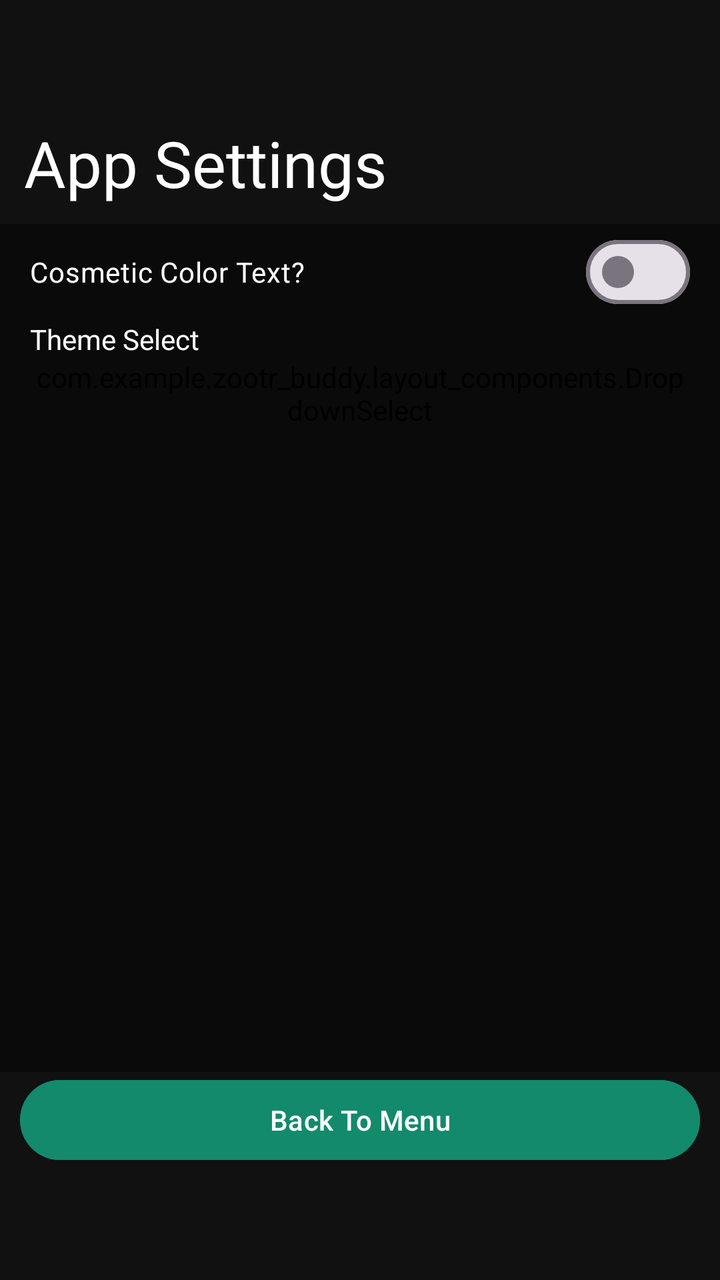
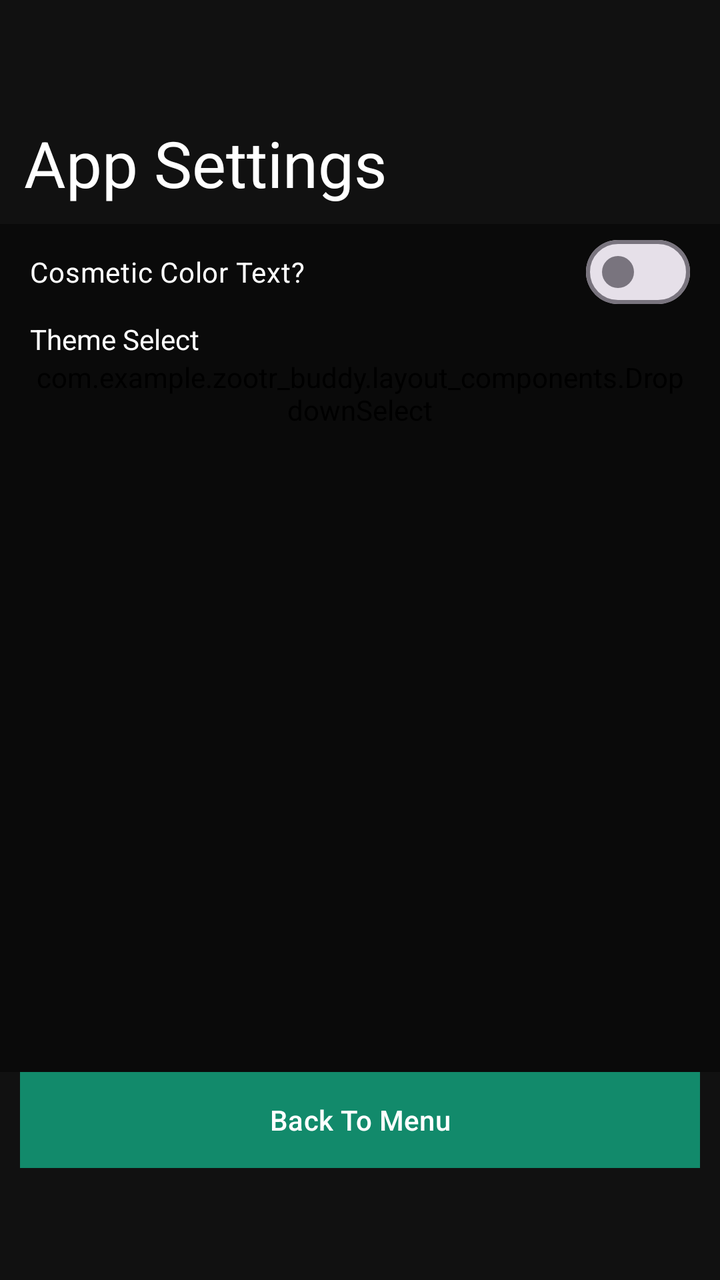

An Android layout rendered at two revisions. The XML below is the earlier revision; the diff shows what the commit changed to produce the second picture.
<!-- AndroidManifest.xml: application theme Theme.ZOoTRBuddy -->
<!-- res/layout/app_settings.xml -->
<?xml version="1.0" encoding="utf-8"?>
<LinearLayout xmlns:android="http://schemas.android.com/apk/res/android"
    xmlns:app="http://schemas.android.com/apk/res-auto"
    android:layout_width="match_parent"
    android:layout_height="match_parent"
    android:background="?attr/backgroundSecondary"
    android:backgroundTint="?attr/backgroundSecondary"
    android:orientation="vertical">

    <FrameLayout
        android:layout_width="match_parent"
        android:layout_height="wrap_content"
        android:background="?attr/backgroundSecondary"
        android:clickable="false"
        android:focusable="false">

        <View
            android:layout_width="match_parent"
            android:layout_height="112dp"
            android:layout_gravity="top"
            android:background="?attr/backgroundSecondary" />

        <TextView
            android:id="@+id/textView2"
            android:layout_width="wrap_content"
            android:layout_height="wrap_content"
            android:background="@android:color/transparent"
            android:paddingLeft="12dp"
            android:paddingTop="60dp"
            android:text="App Settings"
            android:textColor="?attr/android:textColorPrimary"
            android:textSize="32sp" />

    </FrameLayout>

    <ScrollView
        android:id="@+id/appSettingsPanelScrollView"
        android:layout_width="match_parent"
        android:layout_height="0dp"
        android:layout_weight="8"
        android:background="?attr/android:background">

        <LinearLayout
            android:id="@+id/appSettingsPanel"
            android:layout_width="match_parent"
            android:layout_height="wrap_content"
            android:background="@android:color/transparent"
            android:orientation="vertical"
            android:paddingHorizontal="15dp">

            <com.google.android.material.materialswitch.MaterialSwitch
                android:id="@+id/CosmeticTextSwitch"
                android:layout_width="match_parent"
                android:layout_height="wrap_content"
                android:text="Cosmetic Color Text?"
                android:textColor="?attr/android:textColorPrimary" />

            <LinearLayout
                android:layout_width="match_parent"
                android:layout_height="match_parent"
                android:background="@android:color/transparent"
                android:orientation="vertical">

                <TextView
                    android:id="@+id/ThemeSelectLabel"
                    android:layout_width="match_parent"
                    android:layout_height="wrap_content"
                    android:background="@android:color/transparent"
                    android:backgroundTint="@android:color/transparent"
                    android:text="Theme Select"
                    android:textColor="?attr/android:textColorPrimary" />

                <com.example.zootr_buddy.layout_components.DropdownSelect
                    android:id="@+id/ThemeSelect"
                    android:layout_width="match_parent"
                    android:layout_height="match_parent" />
            </LinearLayout>

        </LinearLayout>
    </ScrollView>

    <LinearLayout
        android:id="@+id/appSettingsFooter"
        android:layout_width="match_parent"
        android:layout_height="wrap_content"
        android:background="?attr/backgroundSecondary"
        android:paddingHorizontal="10dp"
        android:paddingBottom="56dp">

        <Button
            android:id="@+id/appSettingsBackButton"
            android:layout_width="wrap_content"
            android:layout_height="wrap_content"
            android:layout_weight="1"
            android:backgroundTint="?attr/android:colorPrimary"
            android:text="Back To Menu"
            android:textColor="?attr/primaryButtonTextColor" />

    </LinearLayout>
</LinearLayout>
<!-- resources referenced by this layout -->
<resources>
  <style name="Theme.ZOoTRBuddy" parent="Theme.Material3.Light">
          <item name="hintTextColor">@color/gray_100</item>
          <item name="android:colorSecondary">@color/blue</item>
          <item name="android:textColorSecondary">@color/white</item>
          <item name="primaryButtonTextColor">@color/white</item>
          <item name="secondaryButtonTextColor">@color/white</item>
          <item name="android:colorPrimary">@color/sea_green</item>
          <item name="colorPrimary">@color/sea_green</item>
          <item name="android:textColor">@color/white</item>
          <item name="android:textColorPrimary">@color/white</item>
          <item name="android:background">@color/gray_700</item>
          <item name="backgroundSecondary">@color/gray_500</item>
          <item name="android:textColorHint">@color/gray_100</item>
          <item name="android:dropDownListViewStyle">@style/DropdownWithHorizontalDivider</item>
          <item name="tooltipBackground">@color/gray_700</item>
      </style>
  <color name="gray_100">#B3B3B3</color>
  <color name="blue">#052F5F</color>
  <color name="white">#FFFFFFFF</color>
  <color name="sea_green">#128A6B</color>
  <color name="gray_700">#0A0A0A</color>
  <color name="gray_500">#111111</color>
  <style name="DropdownWithHorizontalDivider" parent="android:Widget.ListView.DropDown">
          <item name="android:divider">@color/gray_100</item>
          <item name="android:dividerHeight">1dp</item>
      </style>
</resources>

<!-- the commit's change to res/layout/app_settings.xml (unified diff, before → after) -->
@@ -50,6 +50,7 @@
 
             <com.google.android.material.materialswitch.MaterialSwitch
                 android:id="@+id/CosmeticTextSwitch"
+                android:background="@drawable/focus_outline_transparent"
                 android:layout_width="match_parent"
                 android:layout_height="wrap_content"
                 android:text="Cosmetic Color Text?"
@@ -92,7 +93,7 @@
             android:layout_width="wrap_content"
             android:layout_height="wrap_content"
             android:layout_weight="1"
-            android:backgroundTint="?attr/android:colorPrimary"
+            android:background="@drawable/focus_outline_primary"
             android:text="Back To Menu"
             android:textColor="?attr/primaryButtonTextColor" />
 
<!-- resource entries referenced after the edit -->
@@ -1,5 +1,45 @@
 <!-- resources referenced by this layout -->
 <resources>
+  <!-- drawable focus_outline_primary (drawable) -->
+  <?xml version="1.0" encoding="utf-8"?>
+  <selector xmlns:android="http://schemas.android.com/apk/res/android">
+      <item android:state_focused="true">
+          <shape android:shape="rectangle">
+              <solid android:color="?attr/android:colorPrimary"/>
+              <stroke android:width="3dp" android:color="?attr/focusOutline"/>
+          </shape>
+      </item>
+  
+      <item>
+          <shape android:shape="rectangle">
+              <solid android:color="?attr/android:colorPrimary"/>
+              <stroke android:width="0dp" android:color="@android:color/transparent"/>
+          </shape>
+      </item>
+  </selector>
+  <!-- drawable focus_outline_transparent (drawable) -->
+  <?xml version="1.0" encoding="utf-8"?>
+  <selector xmlns:android="http://schemas.android.com/apk/res/android">
+      <item android:state_selected="true">
+          <shape android:shape="rectangle">
+              <solid android:color="@android:color/transparent"/>
+              <stroke android:width="3dp" android:color="?attr/focusOutline"/>
+          </shape>
+      </item>
+      <item android:state_focused="true">
+          <shape android:shape="rectangle">
+              <solid android:color="@android:color/transparent"/>
+              <stroke android:width="3dp" android:color="?attr/focusOutline"/>
+          </shape>
+      </item>
+  
+      <item>
+          <shape android:shape="rectangle">
+              <solid android:color="@android:color/transparent"/>
+              <stroke android:width="0dp" android:color="@android:color/transparent"/>
+          </shape>
+      </item>
+  </selector>
   <style name="Theme.ZOoTRBuddy" parent="Theme.Material3.Light">
           <item name="hintTextColor">@color/gray_100</item>
           <item name="android:colorSecondary">@color/blue</item>
@@ -15,6 +55,7 @@
           <item name="android:textColorHint">@color/gray_100</item>
           <item name="android:dropDownListViewStyle">@style/DropdownWithHorizontalDivider</item>
           <item name="tooltipBackground">@color/gray_700</item>
+          <item name="focusOutline">@color/sea_green_light</item>
       </style>
   <color name="gray_100">#B3B3B3</color>
   <color name="blue">#052F5F</color>
@@ -26,5 +67,6 @@
           <item name="android:divider">@color/gray_100</item>
           <item name="android:dividerHeight">1dp</item>
       </style>
+  <color name="sea_green_light">#06a77d</color>
 </resources>
 
